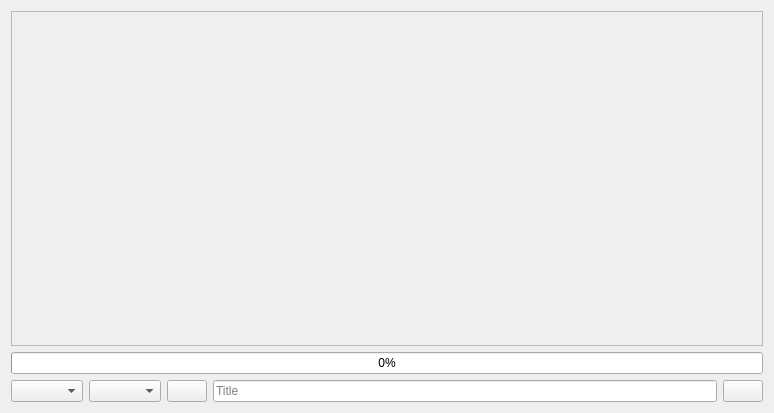
Qt form ui/copaspedia.ui (selesdepselesnul/copas_pedia) before a commit.
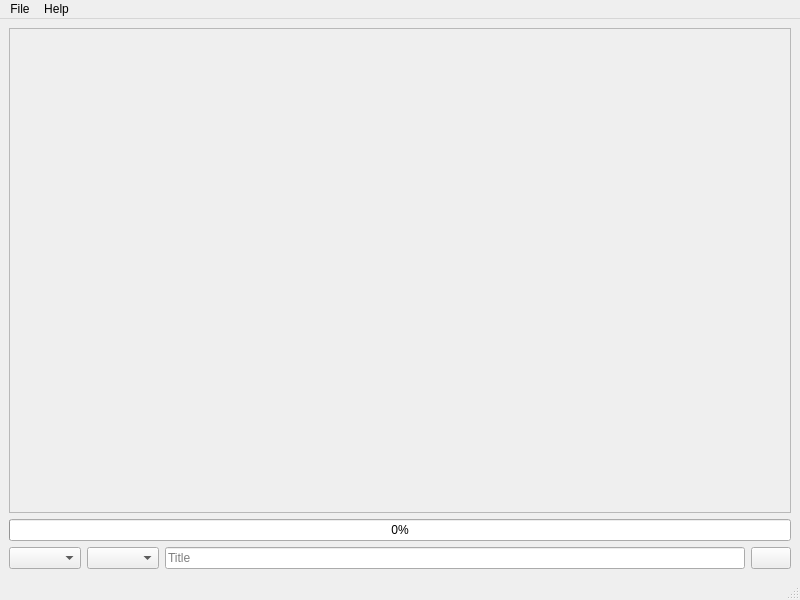
The same form after that commit.

Diff of the .ui file:
```diff
--- a/ui/copaspedia.ui
+++ b/ui/copaspedia.ui
@@ -1,26 +1,23 @@
 <?xml version="1.0" encoding="UTF-8"?>
 <ui version="4.0">
- <class>copas_pedia_widget</class>
- <widget class="QWidget" name="copas_pedia_widget">
+ <class>MainWindow</class>
+ <widget class="QMainWindow" name="MainWindow">
   <property name="geometry">
    <rect>
     <x>0</x>
     <y>0</y>
-    <width>774</width>
-    <height>413</height>
+    <width>800</width>
+    <height>600</height>
    </rect>
   </property>
-  <property name="sizePolicy">
-   <sizepolicy hsizetype="Fixed" vsizetype="Fixed">
-    <horstretch>0</horstretch>
-    <verstretch>0</verstretch>
-   </sizepolicy>
-  </property>
   <property name="windowTitle">
    <string>CopasPedia</string>
   </property>
+  <widget class="QWidget" name="centralwidget">
+   <layout class="QGridLayout" name="gridLayout_2">
+    <item row="0" column="0">
   <layout class="QGridLayout" name="gridLayout">
-   <item row="0" column="0" colspan="5">
+      <item row="0" column="0" colspan="4">
     <widget class="QTextBrowser" name="content_text_browser">
      <property name="enabled">
       <bool>false</bool>
@@ -29,8 +26,8 @@
       <string>&lt;!DOCTYPE HTML PUBLIC &quot;-//W3C//DTD HTML 4.0//EN&quot; &quot;http://www.w3.org/TR/REC-html40/strict.dtd&quot;&gt;
 &lt;html&gt;&lt;head&gt;&lt;meta name=&quot;qrichtext&quot; content=&quot;1&quot; /&gt;&lt;style type=&quot;text/css&quot;&gt;
 p, li { white-space: pre-wrap; }
-&lt;/style&gt;&lt;/head&gt;&lt;body style=&quot; font-family:'Sans'; font-size:11pt; font-weight:400; font-style:normal;&quot;&gt;
-&lt;p style=&quot;-qt-paragraph-type:empty; margin-top:0px; margin-bottom:0px; margin-left:0px; margin-right:0px; -qt-block-indent:0; text-indent:0px; font-family:'Sans Serif'; font-size:9pt;&quot;&gt;&lt;br /&gt;&lt;/p&gt;&lt;/body&gt;&lt;/html&gt;</string>
+&lt;/style&gt;&lt;/head&gt;&lt;body style=&quot; font-family:'Sans Serif'; font-size:9pt; font-weight:400; font-style:normal;&quot;&gt;
+&lt;p style=&quot;-qt-paragraph-type:empty; margin-top:0px; margin-bottom:0px; margin-left:0px; margin-right:0px; -qt-block-indent:0; text-indent:0px;&quot;&gt;&lt;br /&gt;&lt;/p&gt;&lt;/body&gt;&lt;/html&gt;</string>
      </property>
      <property name="textInteractionFlags">
       <set>Qt::LinksAccessibleByKeyboard|Qt::LinksAccessibleByMouse|Qt::TextBrowserInteraction|Qt::TextSelectableByKeyboard|Qt::TextSelectableByMouse</set>
@@ -46,34 +43,21 @@
      </property>
     </widget>
    </item>
-   <item row="1" column="0" colspan="5">
+      <item row="2" column="2">
+       <widget class="QLineEdit" name="title_line_edit">
+        <property name="placeholderText">
+         <string>Title</string>
+        </property>
+       </widget>
+      </item>
+      <item row="1" column="0" colspan="4">
     <widget class="QProgressBar" name="load_progressbar">
      <property name="value">
       <number>0</number>
      </property>
     </widget>
    </item>
-   <item row="2" column="0">
-    <widget class="QComboBox" name="page_combo_box"/>
-   </item>
-   <item row="2" column="1">
-    <widget class="QComboBox" name="lang_combo_box"/>
-   </item>
-   <item row="2" column="2">
-    <widget class="QPushButton" name="about_button">
-     <property name="text">
-      <string/>
-     </property>
-    </widget>
-   </item>
    <item row="2" column="3">
-    <widget class="QLineEdit" name="title_line_edit">
-     <property name="placeholderText">
-      <string>Title</string>
-     </property>
-    </widget>
-   </item>
-   <item row="2" column="4">
     <widget class="QPushButton" name="run_push_button">
      <property name="cursor">
       <cursorShape>PointingHandCursor</cursorShape>
@@ -83,7 +67,62 @@
      </property>
     </widget>
    </item>
-  </layout>
+      <item row="2" column="0">
+       <widget class="QComboBox" name="page_combo_box"/>
+      </item>
+      <item row="2" column="1">
+       <widget class="QComboBox" name="lang_combo_box"/>
+      </item>
+     </layout>
+    </item>
+   </layout>
+  </widget>
+  <widget class="QStatusBar" name="statusbar"/>
+  <widget class="QMenuBar" name="menubar">
+   <property name="geometry">
+    <rect>
+     <x>0</x>
+     <y>0</y>
+     <width>800</width>
+     <height>19</height>
+    </rect>
+   </property>
+   <widget class="QMenu" name="menuFile">
+    <property name="title">
+     <string>File</string>
+    </property>
+    <addaction name="actionPreferences"/>
+    <addaction name="actionExport_As"/>
+   </widget>
+   <widget class="QMenu" name="menuHelp">
+    <property name="title">
+     <string>Help</string>
+    </property>
+    <addaction name="about_action"/>
+   </widget>
+   <addaction name="menuFile"/>
+   <addaction name="menuHelp"/>
+  </widget>
+  <action name="actionPreferences">
+   <property name="text">
+    <string>Preferences</string>
+   </property>
+  </action>
+  <action name="about_action">
+   <property name="text">
+    <string>About</string>
+   </property>
+  </action>
+  <action name="actionAbout_QT">
+   <property name="text">
+    <string>About QT</string>
+   </property>
+  </action>
+  <action name="actionExport_As">
+   <property name="text">
+    <string>Quit</string>
+   </property>
+  </action>
  </widget>
  <resources/>
  <connections/>
```
Lines whose indentation alone changed are shown as unchanged.
